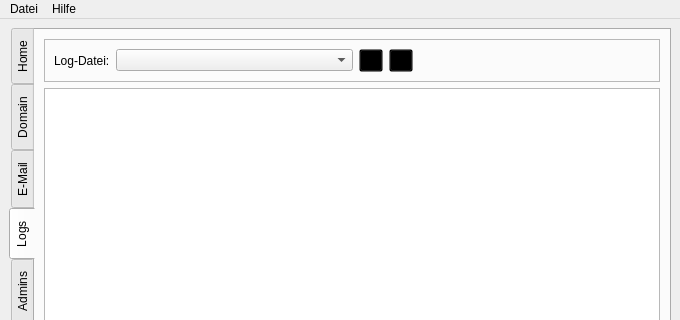
The window that flscp/ui/cp.ui (FLS-Wiesbaden/flscp) describes before a commit, drawn with Qt 5; both pictures show x 0 to 680 and y 0 to 320 of the 680 by 563 pixel window.
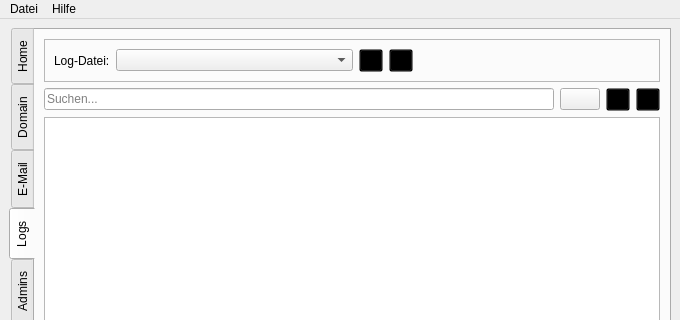
The same window after the commit. The open tabs and pages were chosen to show the change. Icons and pictures are not drawn.

```diff
--- a/flscp/ui/cp.ui
+++ b/flscp/ui/cp.ui
@@ -877,6 +877,76 @@
           </layout>
          </widget>
         </item>
+        <item>
+         <widget class="QWidget" name="searchFrame" native="true">
+          <layout class="QHBoxLayout" name="horizontalLayout_5">
+           <property name="margin">
+            <number>0</number>
+           </property>
+           <item>
+            <widget class="QLineEdit" name="logSearch">
+             <property name="inputMask">
+              <string/>
+             </property>
+             <property name="text">
+              <string/>
+             </property>
+             <property name="placeholderText">
+              <string>Suchen...</string>
+             </property>
+            </widget>
+           </item>
+           <item>
+            <widget class="QPushButton" name="butLogChkSensitive">
+             <property name="text">
+              <string notr="true"/>
+             </property>
+             <property name="icon">
+              <iconset resource="../res/logos.qrc">
+               <normaloff>:/options/case_insensitive.png</normaloff>:/options/case_insensitive.png</iconset>
+             </property>
+             <property name="checkable">
+              <bool>true</bool>
+             </property>
+            </widget>
+           </item>
+           <item>
+            <widget class="QToolButton" name="butLogSearchBack">
+             <property name="styleSheet">
+              <string notr="true">background:transparent</string>
+             </property>
+             <property name="text">
+              <string notr="true"/>
+             </property>
+             <property name="icon">
+              <iconset resource="../res/logos.qrc">
+               <normaloff>:/actions/arrow-left.png</normaloff>:/actions/arrow-left.png</iconset>
+             </property>
+             <property name="shortcut">
+              <string>Shift+F3</string>
+             </property>
+            </widget>
+           </item>
+           <item>
+            <widget class="QToolButton" name="butLogSearchForw">
+             <property name="styleSheet">
+              <string notr="true">background:transparent</string>
+             </property>
+             <property name="text">
+              <string notr="true"/>
+             </property>
+             <property name="icon">
+              <iconset resource="../res/logos.qrc">
+               <normaloff>:/actions/arrow-right.png</normaloff>:/actions/arrow-right.png</iconset>
+             </property>
+             <property name="shortcut">
+              <string>F3</string>
+             </property>
+            </widget>
+           </item>
+          </layout>
+         </widget>
+        </item>
         <item>
          <widget class="QTextBrowser" name="logText"/>
         </item>
```
Left out of the diff: 2 changed lines with no effect on the pictures.
